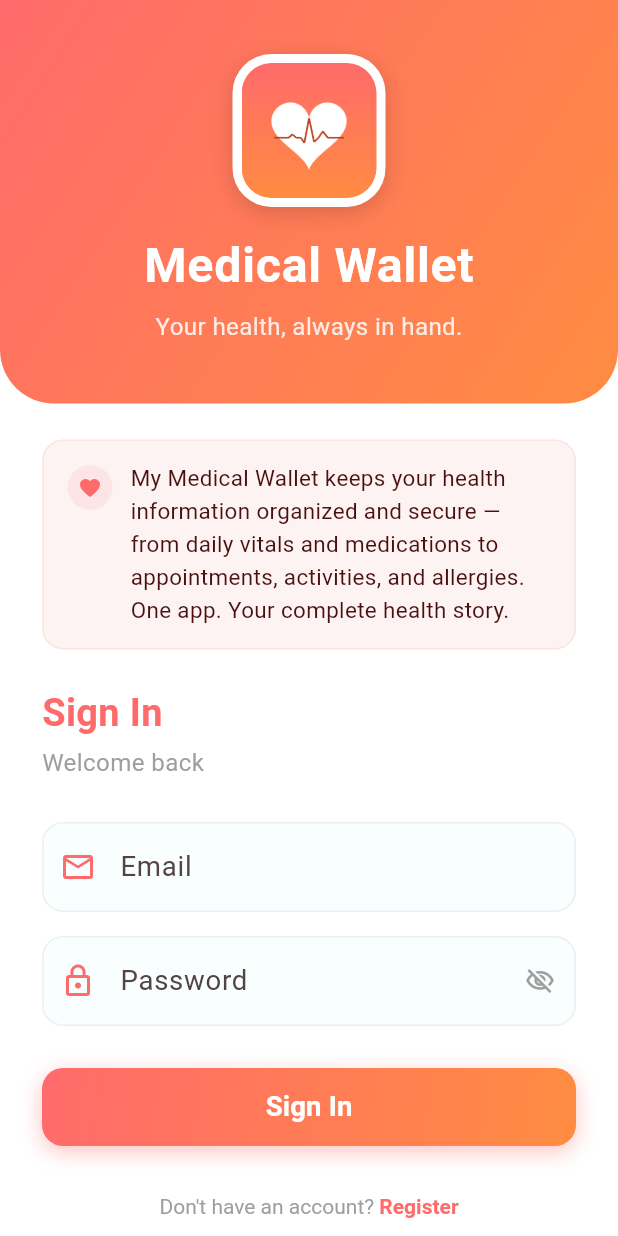
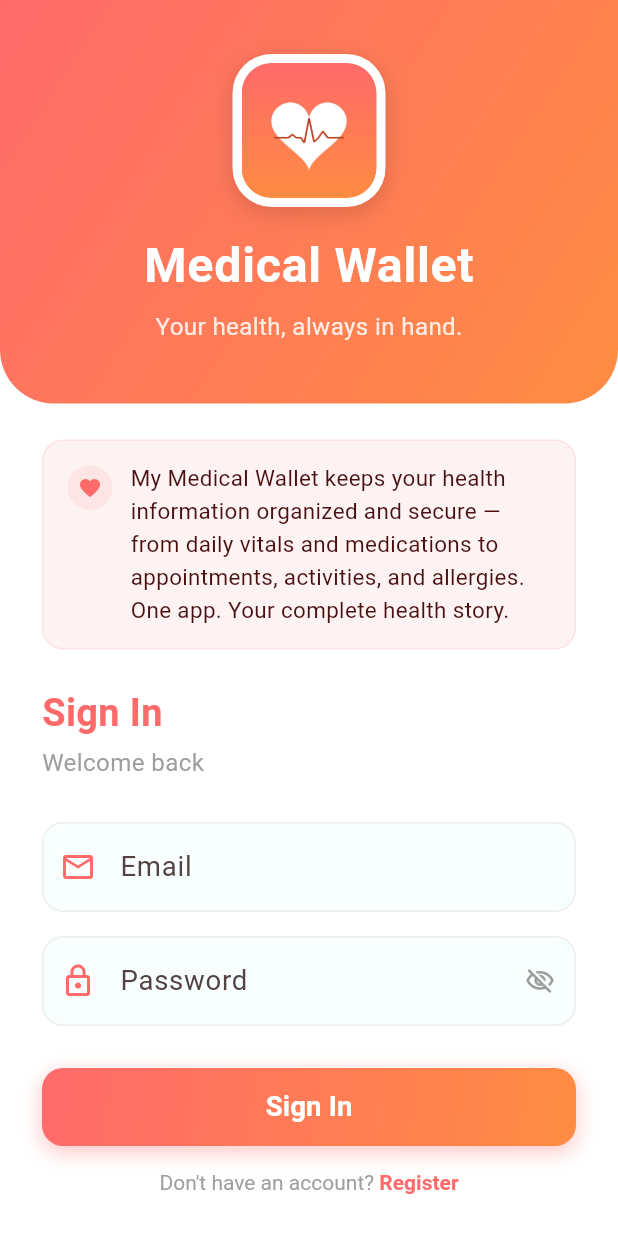
Before and after one commit to kushanmaskey/medicine_reminder_claude, a Flutter app: the LoginScreen screen opened directly, on a phone screen of 412 x 824 dp. Run offline on Flutter 3.47's test engine with Material 3 defaults, Android fonts, the phone set to English and light mode, and no system bars; our stand-ins replace flutter_local_notifications, flutter_timezone, image_picker, local_auth, permission_handler, shared_preferences and 2 more; missing offline and left inert: purchases_flutter; accounts and stored records are empty; statements that could not run were skipped.

Commit message:
Move register link to fixed bottom position so it is always visible
Co-Authored-By: Claude Sonnet 4.6 <noreply@anthropic.com>

```diff
--- a/lib/screens/login_screen.dart
+++ b/lib/screens/login_screen.dart
@@ -288,17 +288,25 @@ class _LoginScreenState extends State<LoginScreen> {
                             ),
                           ),
                         ),
-                        const SizedBox(height: 16),
-                        TextButton(
+                      ],
+                    ),
+                  ),
+                ],
+              ),
+            ),
+          ),
+          SafeArea(
+            top: false,
+            child: Padding(
+              padding: const EdgeInsets.only(bottom: 12),
+              child: TextButton(
                 onPressed: () => Navigator.push(
                   context,
-                            MaterialPageRoute(
-                                builder: (_) => const RegisterScreen()),
+                  MaterialPageRoute(builder: (_) => const RegisterScreen()),
                 ),
                 child: RichText(
                   text: TextSpan(
-                              style: TextStyle(
-                                  color: Colors.grey[500], fontSize: 14),
+                    style: TextStyle(color: Colors.grey[500], fontSize: 14),
                     children: const [
                       TextSpan(text: "Don't have an account? "),
                       TextSpan(
@@ -311,11 +319,6 @@ class _LoginScreenState extends State<LoginScreen> {
                     ],
                   ),
                 ),
-                        ),
-                      ],
-                    ),
-                  ),
-                ],
               ),
             ),
           ),
```
Lines whose indentation alone changed are shown as unchanged.
